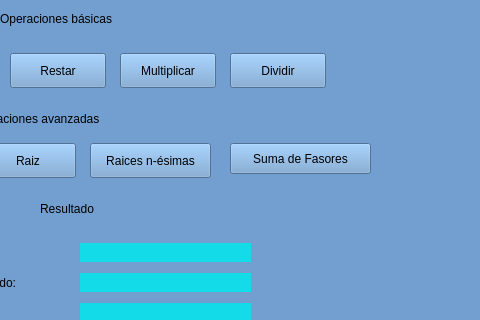
This is ncom.ui in emiortiz/TP-MatSup-1c2019 as Qt 5 draws it before an edit; both pictures show x 220 to 700 and y 167 to 487 of the 700 by 620 pixel window. The edited form follows.
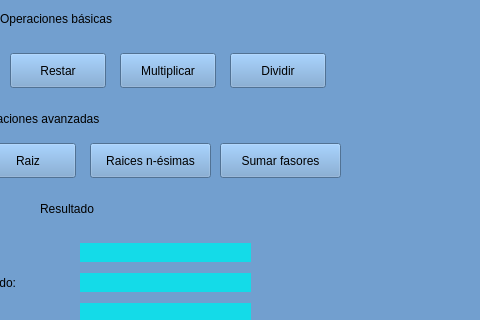
This is the edited form.

Patch:
```diff
--- a/ncom.ui
+++ b/ncom.ui
@@ -330,19 +330,6 @@
      <string>Raices n-ésimas</string>
     </property>
    </widget>
-   <widget class="QPushButton" name="fasoresButton">
-    <property name="geometry">
-     <rect>
-      <x>450</x>
-      <y>310</y>
-      <width>141</width>
-      <height>31</height>
-     </rect>
-    </property>
-    <property name="text">
-     <string>Suma de Fasores</string>
-    </property>
-   </widget>
    <widget class="QLabel" name="label_10">
     <property name="geometry">
      <rect>
@@ -375,6 +362,19 @@
      <set>Qt::AlignCenter</set>
     </property>
    </widget>
+   <widget class="QPushButton" name="fasoresButton">
+    <property name="geometry">
+     <rect>
+      <x>440</x>
+      <y>310</y>
+      <width>121</width>
+      <height>35</height>
+     </rect>
+    </property>
+    <property name="text">
+     <string>Sumar fasores</string>
+    </property>
+   </widget>
   </widget>
   <widget class="QMenuBar" name="menubar">
    <property name="geometry">
```
Left out of the diff: 2 changed lines with no effect on the pictures.
